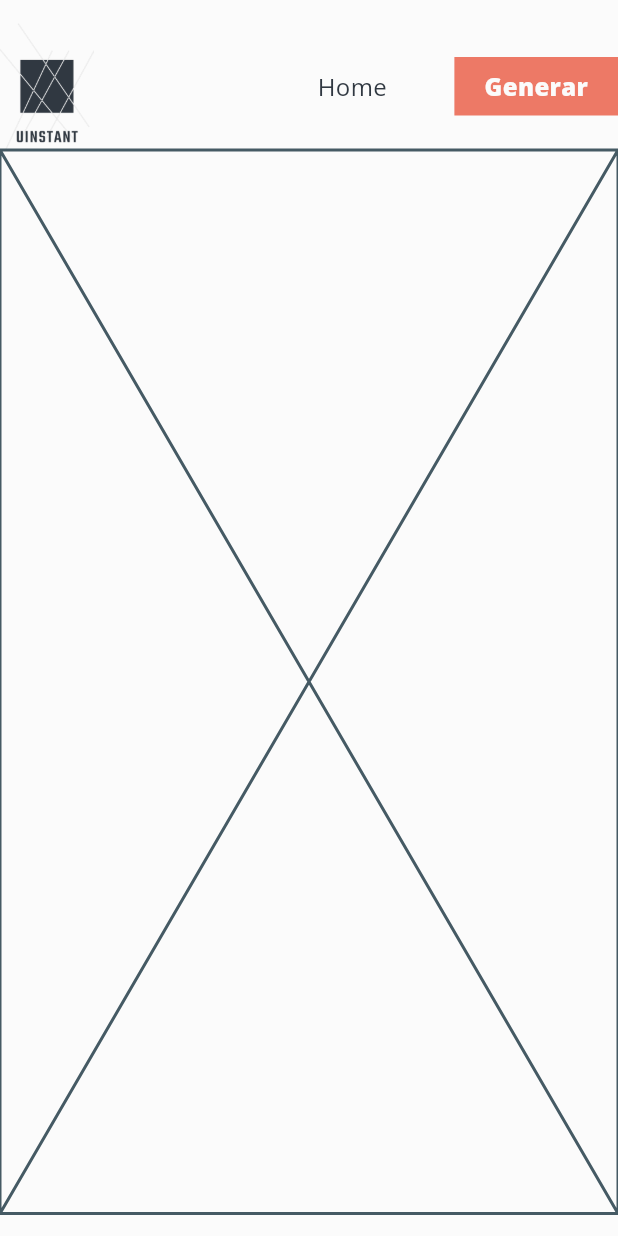
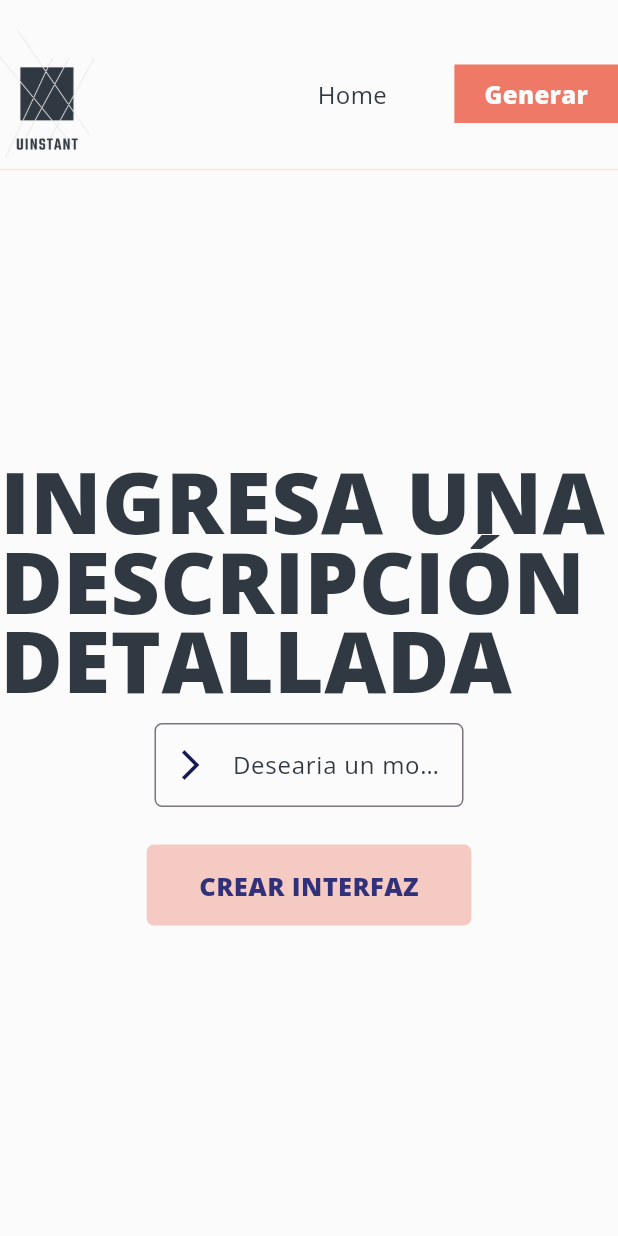
Before and after one commit to B1nast1c/Generative-Mockups, a Flutter app: the screen it shows after launch, after a tap on "Generar", on a phone screen of 412 x 824 dp. Run offline on Flutter 3.47's test engine with Material 3 defaults, Android fonts, the phone set to English and light mode, and no system bars.

Commit message:
Generation View v1

```diff
--- a/lib/main.dart
+++ b/lib/main.dart
@@ -1,4 +1,5 @@
 import 'package:flutter/material.dart';
+import 'package:interfaces/views/generator/GeneratorView.dart';
 import 'package:interfaces/views/main/MainView.dart';
 
 void main() {
@@ -15,7 +16,7 @@ class MyApp extends StatelessWidget {
           primarySwatch: Colors.blue,
           textTheme:
               Theme.of(context).textTheme.apply(fontFamily: 'Open Sans')),
-      home: const MainView(),
+      home: const GeneratorView(),
     );
   }
 }
--- a/lib/views/generator/GeneratorView.dart
+++ b/lib/views/generator/GeneratorView.dart
@@ -2,6 +2,8 @@ import 'package:flutter/material.dart';
 import 'package:interfaces/common/colors.dart';
 import 'package:interfaces/views/main/CenterView.dart';
 import 'package:interfaces/widgets/bar/navigation/NavigationBar.dart';
+import 'package:interfaces/widgets/bar/search/GeneratorBar.dart';
+import 'package:interfaces/widgets/buttons/GenerateButton.dart';
 
 class GeneratorView extends StatelessWidget {
   const GeneratorView({super.key});
@@ -14,8 +16,31 @@ class GeneratorView extends StatelessWidget {
           child: Column(
         children: <Widget>[
           CustomNavigationBar(active: 2),
+          Divider(
+            color: AppColors.lightPink,
+          ),
           Expanded(
-            child: Placeholder(),
+            child: Column(
+              mainAxisAlignment: MainAxisAlignment.center,
+              children: <Widget>[
+                Text(
+                  "INGRESA UNA \nDESCRIPCIÓN DETALLADA",
+                  style: TextStyle(
+                      fontWeight: FontWeight.w800,
+                      height: 0.925,
+                      fontSize: 57,
+                      color: AppColors.letterColor),
+                ),
+                SizedBox(
+                  height: 15,
+                ),
+                GeneratorBar(),
+                SizedBox(
+                  height: 25,
+                ),
+                GenerateButton(title: 'CREAR INTERFAZ')
+              ],
+            ),
           )
         ],
       )),
--- a/lib/views/main/CenterView.dart
+++ b/lib/views/main/CenterView.dart
@@ -7,10 +7,10 @@ class CenterView extends StatelessWidget {
   @override
   Widget build(BuildContext context) {
     return Container(
-      padding: const EdgeInsets.symmetric(vertical: 15),
+      padding: const EdgeInsets.symmetric(vertical: 20),
       alignment: Alignment.topCenter,
       child: ConstrainedBox(
-        constraints: const BoxConstraints(maxWidth: 1200),
+        constraints: const BoxConstraints(maxWidth: 1300),
         child: child,
       ),
     );
--- a/lib/views/main/MainView.dart
+++ b/lib/views/main/MainView.dart
@@ -15,6 +15,9 @@ class MainView extends StatelessWidget {
           child: Column(
         children: <Widget>[
           const CustomNavigationBar(active: 1),
+          const Divider(
+            color: AppColors.lightPink,
+          ),
           Expanded(
               child: Row(
             children: <Widget>[
--- a/lib/views/results/ResultsView.dart
+++ b/lib/views/results/ResultsView.dart
@@ -14,6 +14,9 @@ class ResultsView extends StatelessWidget {
           child: Column(
         children: <Widget>[
           CustomNavigationBar(active: 2),
+          Divider(
+            color: AppColors.lightPink,
+          ),
           Expanded(
             child: Placeholder(),
           )
--- a/lib/widgets/bar/navigation/NavigationBar.dart
+++ b/lib/widgets/bar/navigation/NavigationBar.dart
@@ -35,7 +35,7 @@ class CustomNavigationBar extends StatelessWidget {
               const SizedBox(width: 25),
               BarItem(title: "Generar", active: active, current: 2)
             ],
-          )
+          ),
         ],
       ),
     );
--- /dev/null
+++ b/lib/widgets/bar/search/GeneratorBar.dart
@@ -0,0 +1,53 @@
+import 'package:flutter/material.dart';
+import 'package:interfaces/common/colors.dart';
+
+class GeneratorBar extends StatefulWidget {
+  const GeneratorBar({super.key});
+
+  @override
+  State<GeneratorBar> createState() => _GeneratorBarState();
+}
+
+class _GeneratorBarState extends State<GeneratorBar> {
+  TextEditingController textController = TextEditingController();
+  String inputText = "";
+
+  @override
+  void dispose() {
+    textController.dispose();
+    super.dispose();
+  }
+
+  void inputTextChanged(String newText) {
+    setState(() {
+      inputText = newText;
+    });
+  }
+
+  @override
+  Widget build(BuildContext context) {
+    return SizedBox(
+      width: MediaQuery.of(context).size.width * 0.5,
+      child: TextField(
+        controller: textController,
+        onChanged: inputTextChanged,
+        decoration: InputDecoration(
+            hintText: 'Desearia un mockup de...',
+            hintStyle: const TextStyle(color: AppColors.letterColor),
+            border: OutlineInputBorder(
+              borderRadius: BorderRadius.circular(5.0),
+              borderSide:
+                  const BorderSide(color: AppColors.normalPink, width: 0.5),
+            ),
+            focusedBorder: OutlineInputBorder(
+                borderRadius: BorderRadius.circular(5.0),
+                borderSide: const BorderSide(
+                    color: AppColors.normalSalmon, width: 0.5)),
+            prefixIcon: const Icon(
+              Icons.arrow_forward_ios,
+              color: AppColors.darkBlue,
+            )),
+      ),
+    );
+  }
+}
--- /dev/null
+++ b/lib/widgets/buttons/GenerateButton.dart
@@ -0,0 +1,27 @@
+import 'package:flutter/material.dart';
+import 'package:interfaces/common/colors.dart';
+
+class GenerateButton extends StatelessWidget {
+  final String title;
+  const GenerateButton({super.key, required this.title});
+
+  @override
+  Widget build(BuildContext context) {
+    return MouseRegion(
+      cursor: SystemMouseCursors.click,
+      child: Container(
+        padding: const EdgeInsets.symmetric(horizontal: 35, vertical: 15),
+        decoration: BoxDecoration(
+            color: AppColors.normalPink,
+            borderRadius: BorderRadius.circular(5)),
+        child: Text(
+          title,
+          style: const TextStyle(
+              fontSize: 17,
+              fontWeight: FontWeight.w600,
+              color: AppColors.normalBlue),
+        ),
+      ),
+    );
+  }
+}
```
